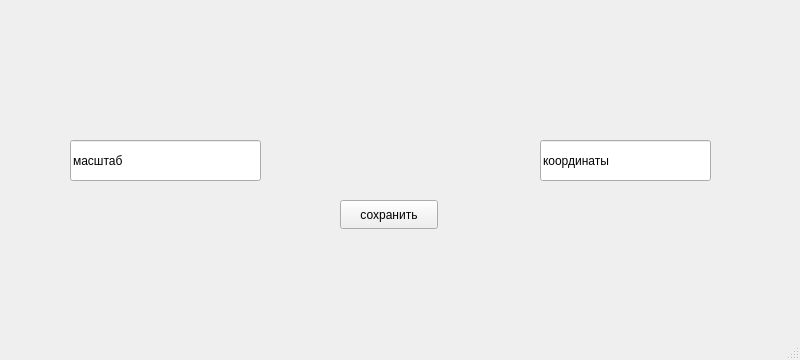
Above: num_1.ui from HeavySaharok/MapsAPI before the change; both pictures show x 0 to 800 and y 240 to 600 of the 800 by 600 pixel window. Below: the same form after it.
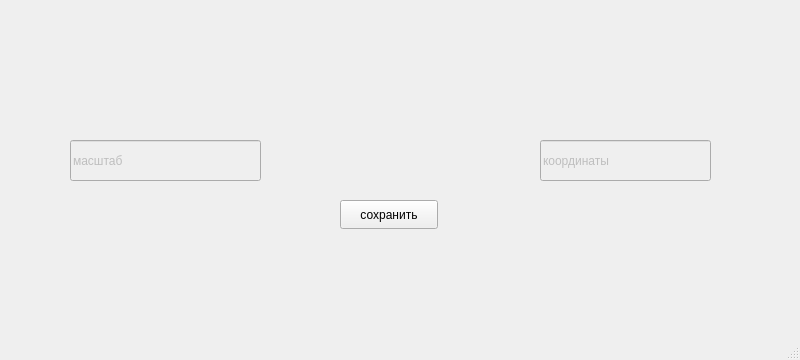
That is the form after the change.

What changed in the file:
```diff
--- a/num_1.ui
+++ b/num_1.ui
@@ -28,6 +28,9 @@
     </property>
    </widget>
    <widget class="QLineEdit" name="massh">
+    <property name="enabled">
+     <bool>false</bool>
+    </property>
     <property name="geometry">
      <rect>
       <x>70</x>
@@ -41,6 +44,9 @@
     </property>
    </widget>
    <widget class="QLineEdit" name="coord">
+    <property name="enabled">
+     <bool>false</bool>
+    </property>
     <property name="geometry">
      <rect>
       <x>540</x>
```
